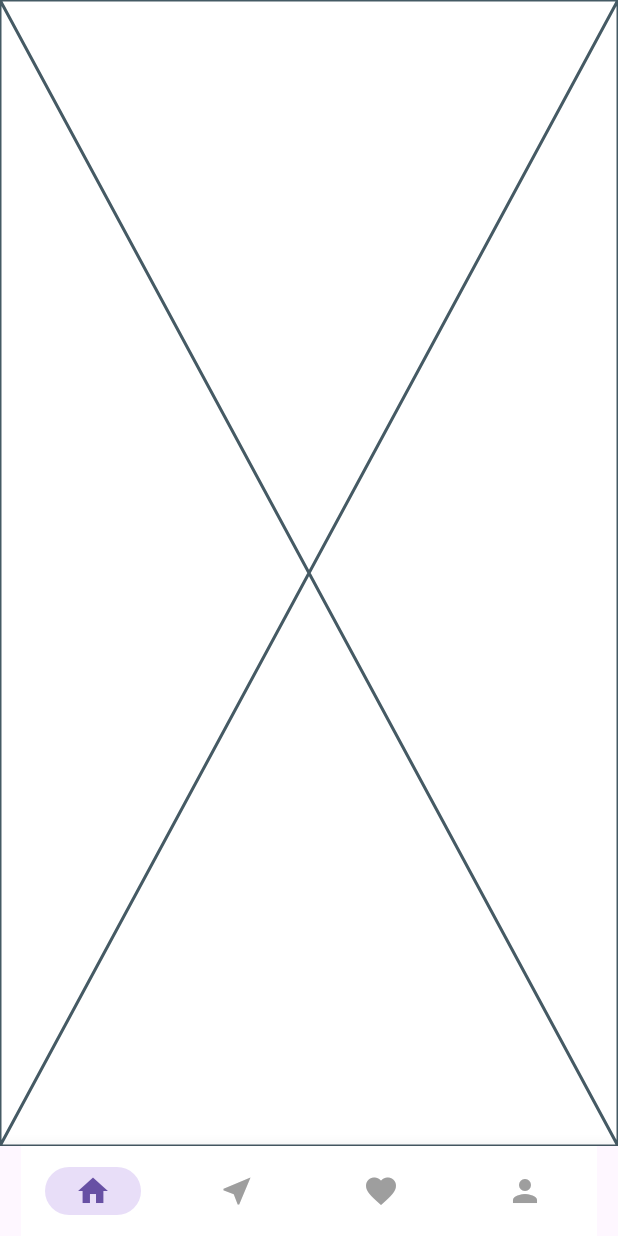
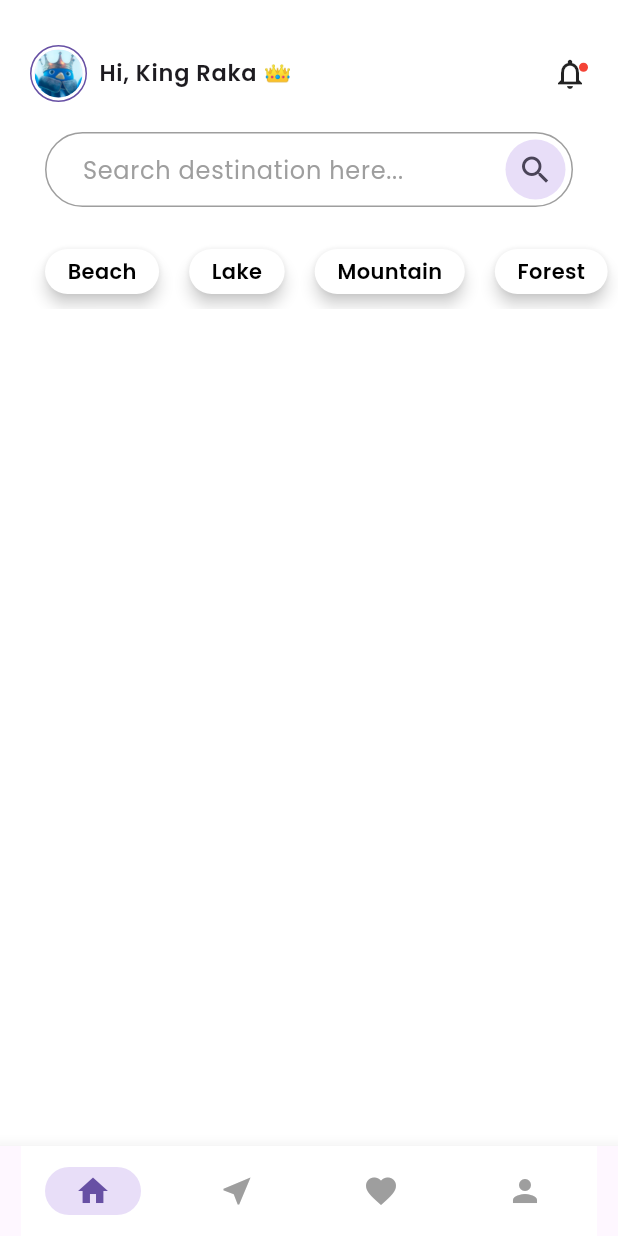
Before and after one commit to karaaaes/Travel-App---Flutter, a Flutter app: the screen it shows after launch, on a phone screen of 412 x 824 dp. Run offline on Flutter 3.47's test engine with Material 3 defaults, Android fonts, the phone set to English and light mode, and no system bars; our stand-ins replace connectivity_plus, dartz, equatable, flutter_bloc, get_it, google_fonts and 1 more.

Commit message:
header + search + categories styling

```diff
--- a/lib/features/destination/presentation/pages/home_page.dart
+++ b/lib/features/destination/presentation/pages/home_page.dart
@@ -1,10 +1,149 @@
+import 'package:flutter/material.dart';
 import 'package:flutter/widgets.dart';
 
-class HomePage extends StatelessWidget {
+class HomePage extends StatefulWidget {
   const HomePage({super.key});
 
   @override
+  State<HomePage> createState() => _HomePageState();
+}
+
+class _HomePageState extends State<HomePage> {
+  @override
   Widget build(BuildContext context) {
-    return const Placeholder();
+    return ListView(
+      children: [
+        SizedBox(height: 30),
+        header(),
+        SizedBox(height: 20),
+        search(),
+        SizedBox(height: 24),
+        categories(),
+        SizedBox(height: 20),
+        topdestination(),
+        SizedBox(height: 30),
+        allDestination(),
+      ],
+    );
+  }
+
+  header() {
+    return Padding(
+      padding: const EdgeInsets.symmetric(horizontal: 20),
+      child: Row(
+        children: [
+          Container(
+            decoration: BoxDecoration(
+                shape: BoxShape.circle,
+                border: Border.all(color: Theme.of(context).primaryColor)),
+            padding: EdgeInsets.all(2),
+            child: CircleAvatar(
+              radius: 16,
+              backgroundImage: AssetImage('assets/images/avatar/profile.png'),
+            ),
+          ),
+          const SizedBox(
+            width: 8,
+          ),
+          Text(
+            'Hi, King Raka 👑',
+            style: TextStyle(
+              fontSize: 15,
+              fontWeight: FontWeight.w600,
+              letterSpacing: 0.5
+            )  // Theme.of(context).textTheme.labelLarge,
+
+          ),
+          const Spacer(),
+          const SizedBox(width: 3),
+          Badge(
+              //Ini untuk memberikan element notifications
+              backgroundColor: Colors.red,
+              alignment: Alignment(1, -0.6),
+              child: Icon(Icons.notifications_none)),
+        ],
+      ),
+    );
+  }
+
+  search() {
+    return Container(
+      decoration: BoxDecoration(
+        border: Border.all(color: Colors.grey, width: 1),
+        borderRadius: BorderRadius.circular(30),
+      ),
+      margin: EdgeInsets.symmetric(horizontal: 30),
+      padding: EdgeInsets.only(left: 24),
+      child: Row(
+        children: [
+          Expanded(
+              child: TextField(
+            decoration: InputDecoration(
+                isDense: true,
+                border: InputBorder.none,
+                hintText: 'Search destination here...',
+                hintStyle: TextStyle(
+                  color: Colors.grey,
+                  fontWeight: FontWeight.w400,
+                ),
+                contentPadding: EdgeInsets.all(0)),
+          )),
+          SizedBox(width: 10),
+          IconButton.filledTonal(onPressed: (){}, icon: Icon(
+            Icons.search,
+            size: 24,
+          ))
+        ],
+      ),
+    );
+  }
+
+  categories() {
+    List list = [
+      'Beach',
+      'Lake',
+      'Mountain',
+      'Forest',
+      'City'
+    ];
+    return SingleChildScrollView(
+      scrollDirection: Axis.horizontal,
+      child: Row(
+        children: List.generate(list.length, (index){
+          return Padding(
+            padding: EdgeInsets.only(
+              left: index == 0 ? 30 : 10,
+              right: index == list.length - 1 ? 30 : 10,
+              bottom: 10,
+              top: 4
+            ),
+            child: Material(
+              elevation: 4,
+              color: Colors.white,
+              shadowColor: Colors.grey[300],
+              borderRadius: BorderRadius.circular(20),
+              child: Padding(
+                padding: const EdgeInsets.symmetric(vertical: 5, horizontal: 15),
+                child: Text(
+                  list[index],
+                  style: TextStyle(
+                    color: Colors.black,
+                    fontWeight: FontWeight.w600,
+                  ),
+                ),
+              ),
+            ),
+          );
+        }),
+      ),
+    );
+  }
+
+  topdestination() {
+    return SizedBox();
+  }
+
+  allDestination() {
+    return SizedBox();
   }
 }
--- a/lib/main.dart
+++ b/lib/main.dart
@@ -32,7 +32,7 @@ class MyApp extends StatelessWidget {
         debugShowCheckedModeBanner: false,
         theme: ThemeData(
           useMaterial3: true,
-          textTheme: GoogleFonts.interTextTheme(),
+          textTheme: GoogleFonts.poppinsTextTheme(),
           scaffoldBackgroundColor: Colors.white
         ),
         initialRoute: AppRoute.dashboard,
--- a/pubspec.yaml
+++ b/pubspec.yaml
@@ -76,6 +76,7 @@ flutter:
   # To add assets to your application, add an assets section, like this:
   assets:
     - assets/images/
+    - assets/images/avatar/
 
   # An image asset can refer to one or more resolution-specific "variants", see
   # https://flutter.dev/to/resolution-aware-images
```
